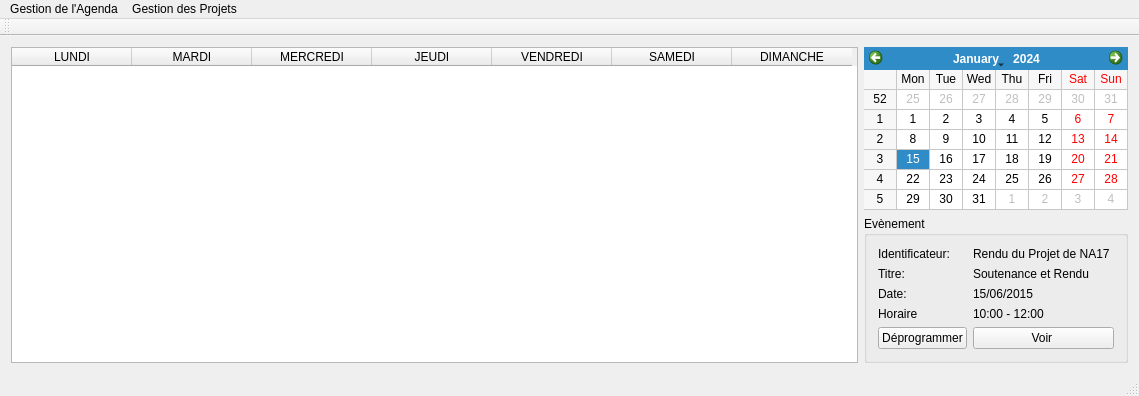
The window that Sandbox/mainwindow.ui (Stardust1002/Project_Calendar) describes before a commit, drawn with Qt 5.
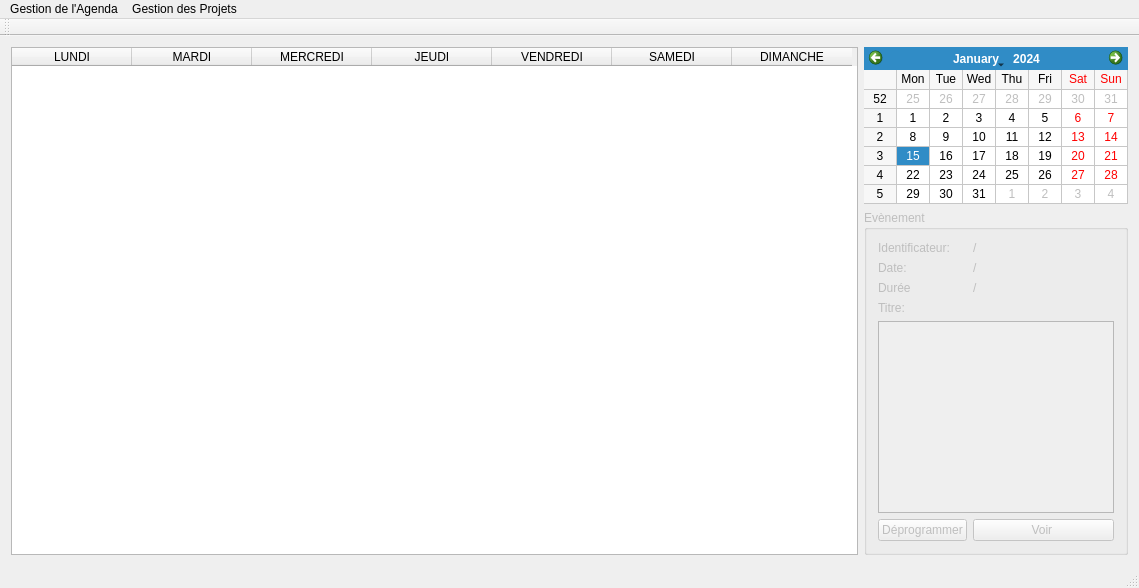
The same window after the commit.

```diff
--- a/Sandbox/mainwindow.ui
+++ b/Sandbox/mainwindow.ui
@@ -7,7 +7,7 @@
     <x>0</x>
     <y>0</y>
     <width>1139</width>
-    <height>396</height>
+    <height>588</height>
    </rect>
   </property>
   <property name="windowTitle">
@@ -102,6 +102,12 @@
             <height>200</height>
            </size>
           </property>
+          <property name="cursor">
+           <cursorShape>ArrowCursor</cursorShape>
+          </property>
+          <property name="layoutDirection">
+           <enum>Qt::LeftToRight</enum>
+          </property>
           <property name="gridVisible">
            <bool>true</bool>
           </property>
@@ -109,9 +115,15 @@
         </item>
         <item>
          <widget class="QGroupBox" name="groupBox">
+          <property name="enabled">
+           <bool>false</bool>
+          </property>
           <property name="title">
            <string>Evènement</string>
           </property>
+          <property name="flat">
+           <bool>false</bool>
+          </property>
           <layout class="QFormLayout" name="formLayout">
            <item row="0" column="0">
             <widget class="QLabel" name="label">
@@ -123,66 +135,66 @@
            <item row="0" column="1">
             <widget class="QLabel" name="label_5">
              <property name="text">
-              <string>Rendu du Projet de NA17</string>
+              <string>/</string>
              </property>
             </widget>
            </item>
-           <item row="1" column="0">
+           <item row="3" column="0">
             <widget class="QLabel" name="label_2">
              <property name="text">
               <string>Titre:</string>
              </property>
             </widget>
            </item>
-           <item row="1" column="1">
-            <widget class="QLabel" name="label_6">
-             <property name="text">
-              <string>Soutenance et Rendu</string>
-             </property>
-            </widget>
-           </item>
-           <item row="2" column="0">
-            <widget class="QLabel" name="label_3">
-             <property name="text">
-              <string>Date:</string>
-             </property>
-            </widget>
-           </item>
-           <item row="2" column="1">
-            <widget class="QLabel" name="label_7">
-             <property name="text">
-              <string>15/06/2015</string>
-             </property>
-            </widget>
-           </item>
-           <item row="3" column="0">
-            <widget class="QLabel" name="label_4">
-             <property name="text">
-              <string>Horaire</string>
-             </property>
-            </widget>
-           </item>
-           <item row="3" column="1">
-            <widget class="QLabel" name="label_8">
-             <property name="text">
-              <string>10:00 - 12:00</string>
-             </property>
-            </widget>
-           </item>
-           <item row="4" column="1">
-            <widget class="QPushButton" name="pushButton">
+           <item row="7" column="1">
+            <widget class="QPushButton" name="voir">
              <property name="text">
               <string>Voir </string>
              </property>
             </widget>
            </item>
-           <item row="4" column="0">
+           <item row="7" column="0">
             <widget class="QPushButton" name="pushButton_2">
              <property name="text">
               <string>Déprogrammer</string>
              </property>
             </widget>
            </item>
+           <item row="4" column="0" colspan="2">
+            <widget class="QTextEdit" name="textEdit">
+             <property name="enabled">
+              <bool>false</bool>
+             </property>
+            </widget>
+           </item>
+           <item row="1" column="0">
+            <widget class="QLabel" name="label_3">
+             <property name="text">
+              <string>Date:</string>
+             </property>
+            </widget>
+           </item>
+           <item row="2" column="0">
+            <widget class="QLabel" name="label_4">
+             <property name="text">
+              <string>Durée</string>
+             </property>
+            </widget>
+           </item>
+           <item row="1" column="1">
+            <widget class="QLabel" name="date">
+             <property name="text">
+              <string>/</string>
+             </property>
+            </widget>
+           </item>
+           <item row="2" column="1">
+            <widget class="QLabel" name="duree">
+             <property name="text">
+              <string>/</string>
+             </property>
+            </widget>
+           </item>
           </layout>
          </widget>
         </item>
```
Left out of the diff: 5 changed lines with no effect on the pictures.
